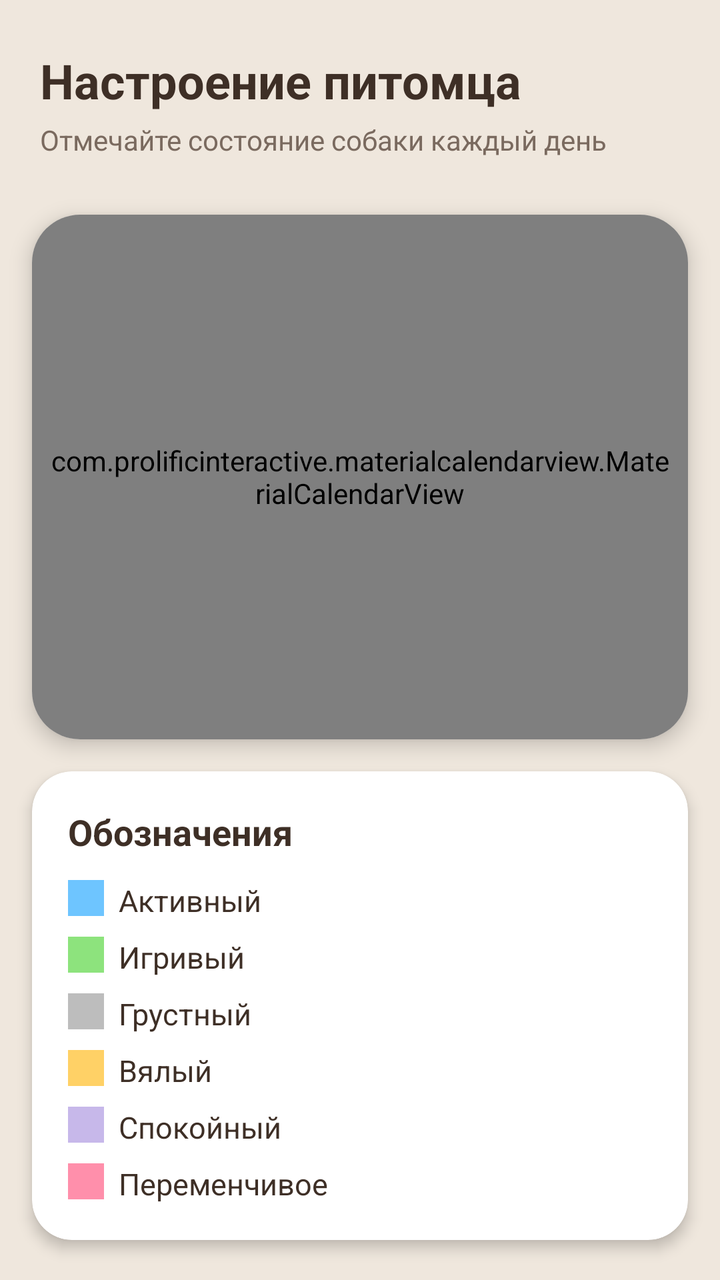
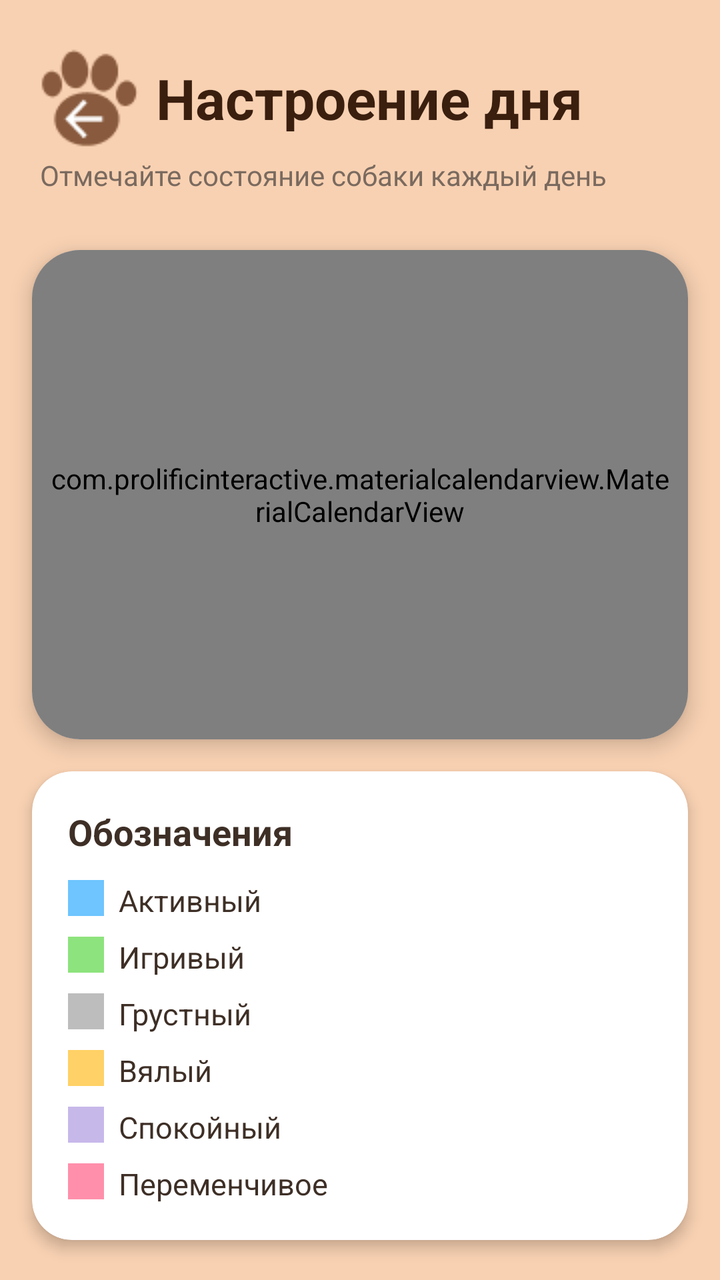

An Android layout rendered at two revisions. The XML below is the earlier revision; the diff shows what the commit changed to produce the second picture.
<!-- AndroidManifest.xml: application theme Theme.MyPet -->
<!-- res/layout/activity_mood.xml -->
<?xml version="1.0" encoding="utf-8"?>
<LinearLayout
    xmlns:android="http://schemas.android.com/apk/res/android"
    xmlns:app="http://schemas.android.com/apk/res-auto"
    android:layout_width="match_parent"
    android:layout_height="match_parent"
    android:orientation="vertical"
    android:background="#EFE7DD">

    

    <LinearLayout
        android:layout_width="match_parent"
        android:layout_height="wrap_content"
        android:paddingTop="24dp"
        android:paddingBottom="12dp"
        android:paddingStart="20dp"
        android:paddingEnd="20dp"
        android:orientation="vertical">

        <TextView
            android:layout_width="wrap_content"
            android:layout_height="wrap_content"
            android:text="Настроение питомца"
            android:textSize="24sp"
            android:textStyle="bold"
            android:textColor="#3E2F26"/>

        <TextView
            android:layout_width="wrap_content"
            android:layout_height="wrap_content"
            android:text="Отмечайте состояние собаки каждый день"
            android:textSize="14sp"
            android:textColor="#7A6A5F"
            android:layout_marginTop="4dp"/>

    </LinearLayout>

    

    <androidx.cardview.widget.CardView
        android:layout_width="match_parent"
        android:layout_height="0dp"
        android:layout_weight="1"
        android:layout_margin="16dp"
        app:cardCornerRadius="24dp"
        app:cardElevation="6dp"
        app:cardBackgroundColor="#FFFFFF">

        <com.prolificinteractive.materialcalendarview.MaterialCalendarView
            android:id="@+id/calendarView"
            android:layout_width="match_parent"
            android:layout_height="match_parent"
            android:padding="8dp"
            app:mcv_showOtherDates="all"
            app:mcv_selectionColor="#B08968"
            app:mcv_headerTextAppearance="@style/TextAppearance.AppCompat.Medium"
            app:mcv_weekDayTextAppearance="@style/TextAppearance.AppCompat.Small"/>

    </androidx.cardview.widget.CardView>

    

    <androidx.cardview.widget.CardView
        android:layout_width="match_parent"
        android:layout_height="wrap_content"
        android:layout_marginStart="16dp"
        android:layout_marginEnd="16dp"
        android:layout_marginBottom="20dp"
        app:cardCornerRadius="20dp"
        app:cardElevation="4dp"
        app:cardBackgroundColor="#FFFFFF">

        <LinearLayout
            android:layout_width="match_parent"
            android:layout_height="wrap_content"
            android:orientation="vertical"
            android:padding="18dp">

            <TextView
                android:layout_width="wrap_content"
                android:layout_height="wrap_content"
                android:text="Обозначения"
                android:textSize="18sp"
                android:textStyle="bold"
                android:textColor="#3E2F26"
                android:layout_marginBottom="12dp"/>

            

            <LinearLayout
                android:layout_width="wrap_content"
                android:layout_height="wrap_content"
                android:orientation="horizontal"
                android:layout_marginBottom="8dp">

                <View
                    android:layout_width="18dp"
                    android:layout_height="18dp"
                    android:background="#6EC5FF"/>

                <TextView
                    android:layout_width="wrap_content"
                    android:layout_height="wrap_content"
                    android:text="  Активный"
                    android:textSize="15sp"
                    android:textColor="#3E2F26"/>
            </LinearLayout>

            

            <LinearLayout
                android:layout_width="wrap_content"
                android:layout_height="wrap_content"
                android:orientation="horizontal"
                android:layout_marginBottom="8dp">

                <View
                    android:layout_width="18dp"
                    android:layout_height="18dp"
                    android:background="#8DE37D"/>

                <TextView
                    android:layout_width="wrap_content"
                    android:layout_height="wrap_content"
                    android:text="  Игривый"
                    android:textSize="15sp"
                    android:textColor="#3E2F26"/>
            </LinearLayout>

            

            <LinearLayout
                android:layout_width="wrap_content"
                android:layout_height="wrap_content"
                android:orientation="horizontal"
                android:layout_marginBottom="8dp">

                <View
                    android:layout_width="18dp"
                    android:layout_height="18dp"
                    android:background="#BDBDBD"/>

                <TextView
                    android:layout_width="wrap_content"
                    android:layout_height="wrap_content"
                    android:text="  Грустный"
                    android:textSize="15sp"
                    android:textColor="#3E2F26"/>
            </LinearLayout>

            

            <LinearLayout
                android:layout_width="wrap_content"
                android:layout_height="wrap_content"
                android:orientation="horizontal"
                android:layout_marginBottom="8dp">

                <View
                    android:layout_width="18dp"
                    android:layout_height="18dp"
                    android:background="#FFD166"/>

                <TextView
                    android:layout_width="wrap_content"
                    android:layout_height="wrap_content"
                    android:text="  Вялый"
                    android:textSize="15sp"
                    android:textColor="#3E2F26"/>
            </LinearLayout>

            

            <LinearLayout
                android:layout_width="wrap_content"
                android:layout_height="wrap_content"
                android:orientation="horizontal"
                android:layout_marginBottom="8dp">

                <View
                    android:layout_width="18dp"
                    android:layout_height="18dp"
                    android:background="#C7B8EA"/>

                <TextView
                    android:layout_width="wrap_content"
                    android:layout_height="wrap_content"
                    android:text="  Спокойный"
                    android:textSize="15sp"
                    android:textColor="#3E2F26"/>
            </LinearLayout>

            

            <LinearLayout
                android:layout_width="wrap_content"
                android:layout_height="wrap_content"
                android:orientation="horizontal">

                <View
                    android:layout_width="18dp"
                    android:layout_height="18dp"
                    android:background="#FF8FAB"/>

                <TextView
                    android:layout_width="wrap_content"
                    android:layout_height="wrap_content"
                    android:text="  Переменчивое"
                    android:textSize="15sp"
                    android:textColor="#3E2F26"/>
            </LinearLayout>

        </LinearLayout>

    </androidx.cardview.widget.CardView>

</LinearLayout>
<!-- resources referenced by this layout -->
<resources>
  <style name="Theme.MyPet" parent="Base.Theme.MyPet" />
  <style name="Base.Theme.MyPet" parent="Theme.Material3.DayNight.NoActionBar">
          
          
      </style>
</resources>

<!-- the commit's change to res/layout/activity_mood.xml (unified diff, before → after) -->
@@ -5,9 +5,8 @@
     android:layout_width="match_parent"
     android:layout_height="match_parent"
     android:orientation="vertical"
-    android:background="#EFE7DD">
-
-    
+    android:background="#F8D1B2">
+
 
     <LinearLayout
         android:layout_width="match_parent"
@@ -18,13 +17,30 @@
         android:paddingEnd="20dp"
         android:orientation="vertical">
 
-        <TextView
+        <LinearLayout
+            android:id="@+id/headerLayout"
             android:layout_width="wrap_content"
             android:layout_height="wrap_content"
-            android:text="Настроение питомца"
-            android:textSize="24sp"
-            android:textStyle="bold"
-            android:textColor="#3E2F26"/>
+            android:gravity="center_vertical"
+            android:orientation="horizontal">
+
+            <ImageButton
+                android:id="@+id/btnBack"
+                android:layout_width="50dp"
+                android:layout_height="50dp"
+                android:background="?attr/selectableItemBackgroundBorderless"
+                android:src="@drawable/back_btn1" />
+
+            <TextView
+                android:layout_width="wrap_content"
+                android:layout_height="wrap_content"
+                android:layout_marginStart="8dp"
+                android:text="Настроение дня"
+                android:textColor="#3A1F0F"
+                android:textSize="28sp"
+                android:textStyle="bold" />
+
+        </LinearLayout>
 
         <TextView
             android:layout_width="wrap_content"
@@ -36,7 +52,6 @@
 
     </LinearLayout>
 
-    
 
     <androidx.cardview.widget.CardView
         android:layout_width="match_parent"
@@ -59,7 +74,6 @@
 
     </androidx.cardview.widget.CardView>
 
-    
 
     <androidx.cardview.widget.CardView
         android:layout_width="match_parent"
@@ -86,8 +100,6 @@
                 android:textColor="#3E2F26"
                 android:layout_marginBottom="12dp"/>
 
-            
-
             <LinearLayout
                 android:layout_width="wrap_content"
                 android:layout_height="wrap_content"
@@ -107,7 +119,6 @@
                     android:textColor="#3E2F26"/>
             </LinearLayout>
 
-            
 
             <LinearLayout
                 android:layout_width="wrap_content"
@@ -128,7 +139,6 @@
                     android:textColor="#3E2F26"/>
             </LinearLayout>
 
-            
 
             <LinearLayout
                 android:layout_width="wrap_content"
@@ -149,7 +159,6 @@
                     android:textColor="#3E2F26"/>
             </LinearLayout>
 
-            
 
             <LinearLayout
                 android:layout_width="wrap_content"
@@ -170,7 +179,6 @@
                     android:textColor="#3E2F26"/>
             </LinearLayout>
 
-            
 
             <LinearLayout
                 android:layout_width="wrap_content"
@@ -191,7 +199,6 @@
                     android:textColor="#3E2F26"/>
             </LinearLayout>
 
-            
 
             <LinearLayout
                 android:layout_width="wrap_content"
<!-- resource entries referenced after the edit -->
@@ -1,5 +1,6 @@
 <!-- resources referenced by this layout -->
 <resources>
+  <!-- drawable back_btn1: png bitmap (drawable, 1809 bytes) -->
   <style name="Theme.MyPet" parent="Base.Theme.MyPet" />
   <style name="Base.Theme.MyPet" parent="Theme.Material3.DayNight.NoActionBar">
           
